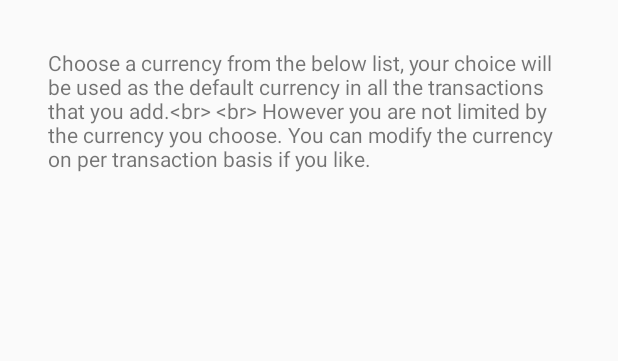
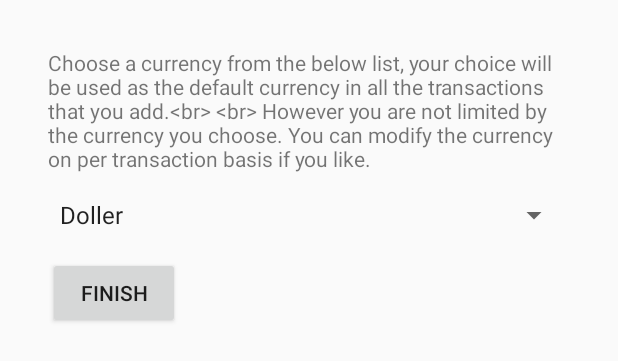
Before and after one commit to aashudwivedi/MoneyDroid, an Android app: the layout fragment_currency_chooser.xml on its own in the app's theme, with its tools: preview values and no code run, on a phone screen of 412 x 824 dp. Shown: the top 361 px of the screen. Run offline under Robolectric (Android 15) with nearby library versions, the phone set to English and light mode, and no system bars.

Commit message:
Fixes DefaultCurrencyChooserFragment
Fixes the appearence, and starts MainActivity on finish of setup

```diff
--- a/MoneyDroid/app/src/main/java/com/moneydroid/app/ui/AccountActivity.java
+++ b/MoneyDroid/app/src/main/java/com/moneydroid/app/ui/AccountActivity.java
@@ -1,5 +1,7 @@
 package com.moneydroid.app.ui;
 
+import android.app.Activity;
+import android.content.ContentResolver;
 import android.content.Intent;
 import android.os.Bundle;
 import android.support.v4.app.Fragment;
@@ -7,6 +9,7 @@ import android.support.v4.app.FragmentActivity;
 import android.view.LayoutInflater;
 import android.view.View;
 import android.view.ViewGroup;
+import android.widget.Button;
 import com.facebook.Session;
 import com.facebook.SessionState;
 import com.facebook.UiLifecycleHelper;
@@ -93,8 +96,18 @@ public class AccountActivity extends FragmentActivity {
     public static class DefaultCurrencyChooserFragment extends Fragment {
         public View onCreateView(LayoutInflater inflater, ViewGroup container,
                                  Bundle savedInstanceState) {
+            final Activity activity = getActivity();
+
             ViewGroup rootView = (ViewGroup) inflater.inflate(
                     R.layout.fragment_currency_chooser, container, false);
+            Button finishBtn = (Button)rootView.findViewById(R.id.btnFinish);
+
+            finishBtn.setOnClickListener(new View.OnClickListener() {
+                @Override
+                public void onClick(View v) {
+                    ((AccountActivity)activity).finishSetup();
+                }
+            });
             return rootView;
         }
     }
@@ -129,4 +142,9 @@ public class AccountActivity extends FragmentActivity {
         super.onSaveInstanceState(outState);
         mFbUiHelper.onSaveInstanceState(outState);
     }
+
+    private void finishSetup() {
+        startActivity(mFinishIntent);
+        finish();
+    }
 }
--- a/MoneyDroid/app/src/main/res/layout/fragment_currency_chooser.xml
+++ b/MoneyDroid/app/src/main/res/layout/fragment_currency_chooser.xml
@@ -2,24 +2,29 @@
 
 <LinearLayout xmlns:android="http://schemas.android.com/apk/res/android"
               android:orientation="vertical"
+              android:padding="32dp"
               android:layout_width="match_parent"
               android:layout_height="match_parent">
     <TextView
             android:id="@+id/choose_currency_description"
             android:text="@string/description_currency_chooser"
             android:layout_width="match_parent"
-            android:layout_height="match_parent"
-            android:layout_margin="32dp"/>
+            android:layout_height="wrap_content"
+            android:layout_marginBottom="16dp"/>
 
+    <!-- TODO: replace the spinner with a listview and remove the finish button,
+    when user chooses the currency he's taken to the main page of app automatically -->
     <Spinner
             android:id="@+id/default_currency_spinner"
             android:layout_width="match_parent"
             android:layout_height="wrap_content"
+            android:layout_marginBottom="16dp"
             android:entries="@array/currencies"/>
 
     <Button
-            android:id="@+id/btnSubmit"
+            android:id="@+id/btnFinish"
             android:layout_width="wrap_content"
             android:layout_height="wrap_content"
-            android:text="Submit" />
+            android:gravity="center"
+            android:text="@string/finish" />
 </LinearLayout>
--- a/MoneyDroid/app/src/main/res/values/strings.xml
+++ b/MoneyDroid/app/src/main/res/values/strings.xml
@@ -9,11 +9,11 @@
     <string name="hello_blank_fragment">Hello blank fragment</string>
 
     <string-array name="currencies">
-        <item name="Doller"></item>
-        <item name="Indian Rupee"></item>
-        <item name="Korean Won"></item>
-        <item name="Hong Kong Doller"></item>
-        <item name="Aus Doller"></item>
+        <item name="doller">Doller</item>
+        <item name="inr">Indian Rupee</item>
+        <item name="kr_won">Korean Won</item>
+        <item name="hk_doller">Hong Kong Doller</item>
+        <item name="aus_doller">Australian Doller</item>
     </string-array>
 
     <string name="description_sign_in_main"><![CDATA[
@@ -32,4 +32,6 @@
         currency on per transaction basis if you like.
     ]]></string>
 
+    <string name="finish">Finish</string>
+
 </resources>
```
